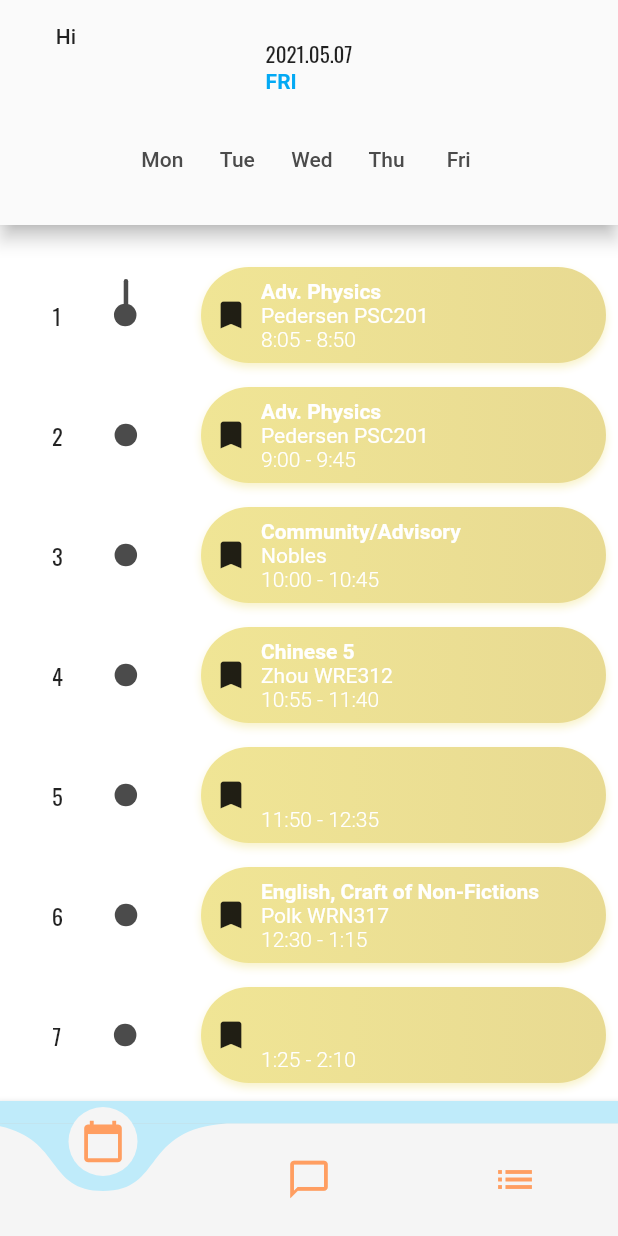
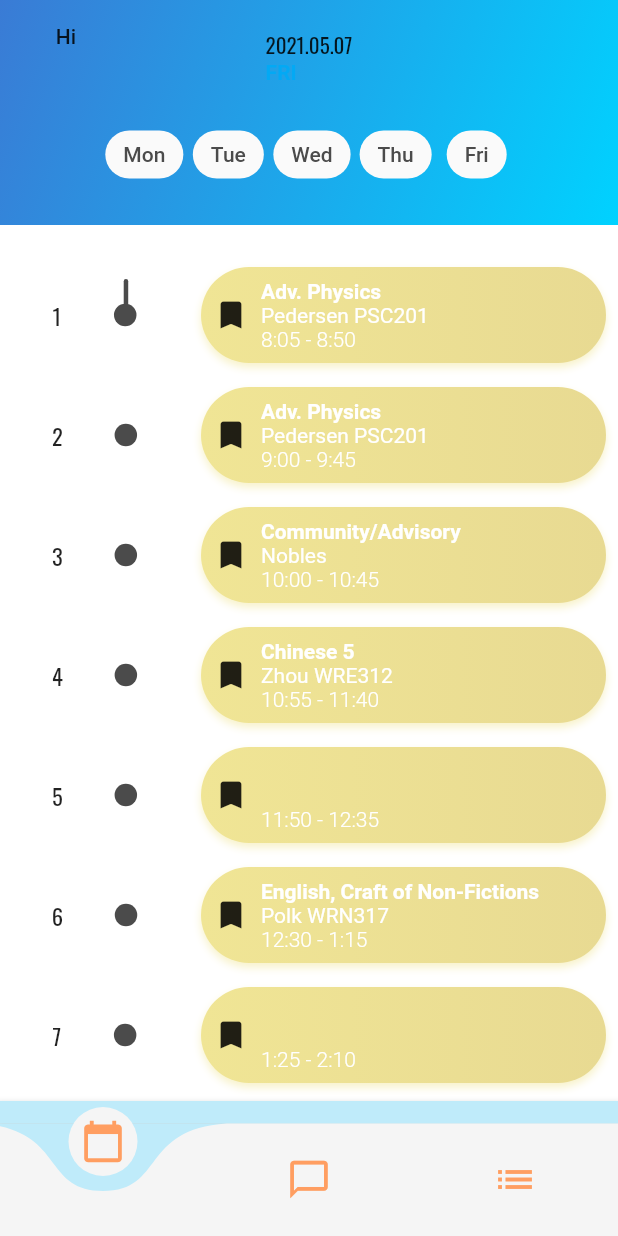
Before and after one commit to Seb-Park/My-Milton, a Flutter app: the screen it shows after launch, on a phone screen of 412 x 824 dp. Run offline on Flutter 3.47's test engine with Material 2 defaults, Android fonts, the phone set to English and light mode, and no system bars; drawn by our look-alikes of curved_navigation_bar; our stand-ins replace bloc, equatable, flutter_bloc; missing offline and left inert: dart:html.

Commit message:
Edit top bar and create announcement dummy BLoC pattern. Create announcement component.

```diff
--- a/my_milton/lib/blocs/announcements/announcement_events.dart
+++ b/my_milton/lib/blocs/announcements/announcement_events.dart
@@ -1,5 +1,5 @@
-abstract class AnnouncementEvent{}
+abstract class AnnouncementsEvent{}
 
-class FetchAnnouncements extends AnnouncementEvent{}
+class FetchAnnouncements extends AnnouncementsEvent{}
 
-class RefreshAnnouncements extends AnnouncementEvent{}
+class RefreshAnnouncements extends AnnouncementsEvent{}
--- a/my_milton/lib/screens/home.dart
+++ b/my_milton/lib/screens/home.dart
@@ -3,6 +3,7 @@ import 'package:flutter/material.dart';
 import 'package:flutter_bloc/flutter_bloc.dart';
 import 'package:my_milton/blocs/schedule/schedule_bloc.dart';
 import 'package:my_milton/blocs/schedule/schedule_repository.dart';
+import 'package:my_milton/screens/announcements/announcements.dart';
 import 'package:my_milton/screens/schedule/schedule.dart';
 import 'package:my_milton/values/constants.dart';
 
@@ -14,6 +15,9 @@ class HomeWrapper extends StatefulWidget {
 }
 
 class _HomeWrapperState extends State<HomeWrapper> {
+  int _navBarIndex =
+      0; //need to set up with key so it sets the nav bar to this as well.
+
   @override
   Widget build(BuildContext context) {
     return Scaffold(
@@ -48,14 +52,19 @@ class _HomeWrapperState extends State<HomeWrapper> {
               ),
             ],
             onTap: (index) {
-              //Handle button tap
+              _navBarIndex = index;
             },
           ),
         ),
       ),
-      body: BlocProvider(
-          create: (BuildContext context) => ScheduleBloc(ScheduleRepo()),
-          child: Schedule()),
+      body: _navBarIndex == 0
+          ? BlocProvider(
+              create: (BuildContext context) => ScheduleBloc(ScheduleRepo()),
+              child: Schedule())
+          : BlocProvider(
+              create: (BuildContext context) => ScheduleBloc(ScheduleRepo()),
+              child: AnnouncementPage(),
+            ),
     );
   }
 }
--- a/my_milton/lib/screens/schedule/components/schedule_day_chip.dart
+++ b/my_milton/lib/screens/schedule/components/schedule_day_chip.dart
@@ -19,7 +19,9 @@ class ScheduleWeekdayChip extends StatefulWidget {
 class _ScheduleWeekdayChipState extends State<ScheduleWeekdayChip> {
   @override
   Widget build(BuildContext context) {
-    return ValueListenableBuilder(
+    return Padding(
+      padding: const EdgeInsets.all(scheduleWeekdayChipBetweenPadding),
+      child: ValueListenableBuilder(
           valueListenable: widget.isActive,
           builder: (context, value, _) {
             return ActionChip(
@@ -35,6 +37,7 @@ class _ScheduleWeekdayChipState extends State<ScheduleWeekdayChip> {
                   )),
               padding: EdgeInsets.symmetric(horizontal: 4.0),
             );
-        });
+          }),
+    );
   }
 }
--- a/my_milton/lib/screens/schedule/components/top_bar.dart
+++ b/my_milton/lib/screens/schedule/components/top_bar.dart
@@ -53,10 +53,12 @@ class _ScheduleTopState extends State<ScheduleTop> {
   @override
   Widget build(BuildContext context) {
     _setChipFunctions();
-    return Container(
-      width: double.infinity,
-      height: topBarHeight,
-      child: Material(
+    return Material(
+      elevation: 0.0,
+      child: Container(
+        decoration: BoxDecoration(gradient: scheduleTopBarGradient),
+        width: double.infinity,
+        height: topBarHeight,
         child: Column(
           mainAxisAlignment: MainAxisAlignment.end,
           children: <Widget>[
@@ -87,7 +89,6 @@ class _ScheduleTopState extends State<ScheduleTop> {
             )
           ],
         ),
-        elevation: 5.0,
       ),
     );
   }
--- a/my_milton/lib/values/constants.dart
+++ b/my_milton/lib/values/constants.dart
@@ -10,6 +10,15 @@ const double scheduleItemBorderRadius = 50;
 const double scheduleItemTextVerticalPadding = 8.0;
 const double scheduleItemMargin = 8.0;
 const double schedulePeriodFontSize = 15.0;
+const double scheduleWeekdayChipBetweenPadding = 3.0;
+
+//Announcements
+const double announcementCardMargin = 8.0;
+const double announcementProfilePicHeight = 60.0;
+const double announcementProfilePicMargin = 8.0;
+
+//Announcement Colors
+const Color announcementCardColor = Colors.white;
 
 //Scaffold
 const Color navBarColor = Color(0xFFf5f5f5);
@@ -63,3 +72,5 @@ const Gradient subtleYellowGradient =
     LinearGradient(colors: [Color(0xFFf0e595), Color(0xFFe8da92)]);
 
 const List<Gradient> subtleGradientsRainbow = [subtleRedGradient, subtleLightOrangeGradient, subtleYellowGradient, subtleGreenGradient, subtleCyanGradient, subtleLightBlueGradient, subtlePurpleGradient];
+
+const Gradient scheduleTopBarGradient = LinearGradient(colors: [Color(0xFF3a7bd5), Color(0xFF00d2ff)], begin: Alignment.topLeft, end: Alignment.bottomRight);
```
Also changed, not shown: my_milton/lib/blocs/announcements/announcement_bloc.dart (+27 -0 lines), my_milton/lib/blocs/announcements/announcement_repo.dart (added, +9 -0 lines), my_milton/lib/blocs/announcements/announcement_states.dart (added, +19 -0 lines), my_milton/lib/models/announcements_model.dart (added, +19 -0 lines), my_milton/lib/screens/announcements/components/announcement_card.dart (added, +67 -0 lines), my_milton/flutter_16.png (added). Lines whose indentation alone changed are shown as unchanged.
